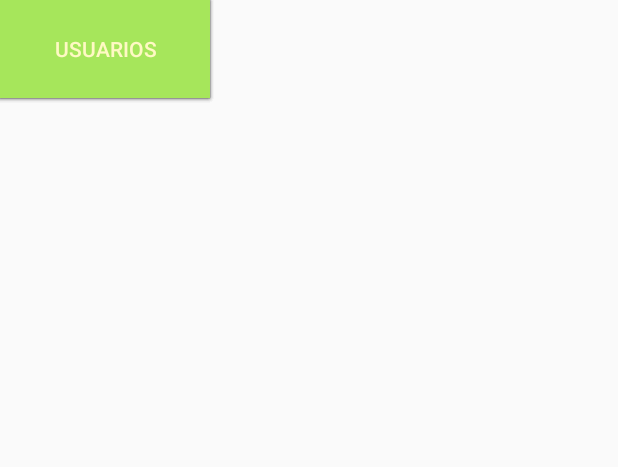
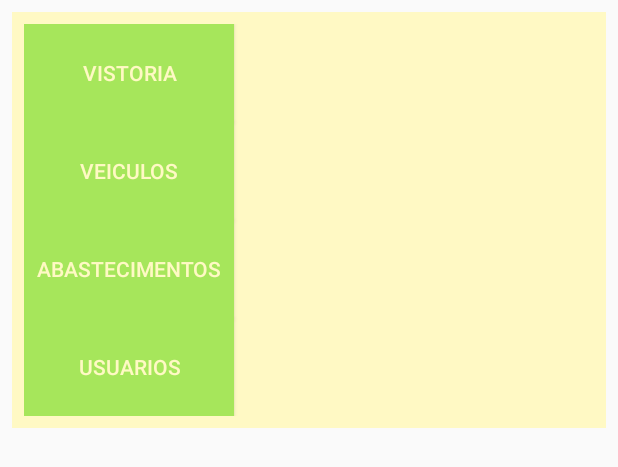
Before and after one commit to johnpaini/SysFrota, an Android app: the layout options.xml on its own in the app's theme, with its tools: preview values and no code run, on a phone screen of 412 x 824 dp. Shown: the top 467 px of the screen. Run offline under Robolectric (Android 15) with nearby library versions, the phone set to English and light mode, and no system bars.

Commit message:
Final Commit

```diff
--- a/app/src/main/AndroidManifest.xml
+++ b/app/src/main/AndroidManifest.xml
@@ -19,7 +19,7 @@
         <activity android:name=".CadastroAbastecimentoActivity"></activity>
         <activity android:name=".CadastroUsuariosActivity"></activity>
         <activity android:name=".CadastroVeiculoActivity"></activity>
-        <activity android:name=".CadastroItinerarioActivity"></activity>
+        <activity android:name=".OptionsActivity"></activity>
     </application>
 
 </manifest>
--- a/app/src/main/java/com/example/testes/CadastroAbastecimentoActivity.java
+++ b/app/src/main/java/com/example/testes/CadastroAbastecimentoActivity.java
@@ -111,7 +111,7 @@ public class CadastroAbastecimentoActivity extends AppCompatActivity implements
 
     }
 
-    private static class ViewHolder {
+    static class ViewHolder {
         EditText editDataAbastecimento;
         EditText editKmAbastecimento;
         EditText editLitrosAbastecimento;
--- a/app/src/main/res/layout/options.xml
+++ b/app/src/main/res/layout/options.xml
@@ -1,30 +1,17 @@
 <?xml version="1.0" encoding="utf-8"?>
-<androidx.constraintlayout.widget.ConstraintLayout
-    xmlns:android="http://schemas.android.com/apk/res/android"
+    <ScrollView xmlns:android="http://schemas.android.com/apk/res/android"
     xmlns:tools="http://schemas.android.com/tools"
     android:layout_width="match_parent"
+    android:layout_height="match_parent">
+<LinearLayout
+    android:layout_width="match_parent"
     android:layout_height="match_parent"
-    tools:context=".OptionsActivity">
+    android:layout_margin="8dp"
+    android:orientation="vertical"
+    android:background="@color/colorLight"
+    android:padding="8dp"    tools:context=".OptionsActivity">
 
-    <Button
-        android:id="@+id/button_itinerario"
-        android:layout_width="140dp"
-        android:layout_height="65dp"
-        android:background="@color/colorPrimary"
-        android:text="Usuarios"
-        android:textColor="@color/colorLight"
-        tools:layout_editor_absoluteX="236dp"
-        tools:layout_editor_absoluteY="464dp" />
 
-    <Button
-        android:id="@+id/button_percurso"
-        android:layout_width="140dp"
-        android:layout_height="65dp"
-        android:background="@color/colorPrimary"
-        android:text="Percurso"
-        android:textColor="@color/colorLight"
-        tools:layout_editor_absoluteX="70dp"
-        tools:layout_editor_absoluteY="225dp" />
 
     <Button
         android:id="@+id/button_vistoria"
@@ -66,4 +53,5 @@
         tools:layout_editor_absoluteX="70dp"
         tools:layout_editor_absoluteY="464dp" />
 
-</androidx.constraintlayout.widget.ConstraintLayout>
+</LinearLayout>
+</ScrollView>
--- a/app/src/main/res/values/strings.xml
+++ b/app/src/main/res/values/strings.xml
@@ -57,6 +57,7 @@
     <string name="itinerario">Itinerario</string>
     <string name="Itinerario">Itinerario</string>
     <string name="Veiculo">Veiculo</string>
+    <string name="cadastrar_percurso">Cadastrar</string>
 
 
 </resources>
```
Also changed, not shown: app/src/main/java/com/example/testes/CadastroItinerarioActivity.java (deleted, +0 -25 lines), app/src/main/java/com/example/testes/CadastroPercursoActivity.java (+118 -4 lines), app/src/main/java/com/example/testes/OptionsActivity.java (+29 -10 lines), app/src/main/java/com/example/testes/model/DatabaseHelper.java (+25 -0 lines), app/src/main/java/com/example/testes/model/Percurso.java (+28 -23 lines), app/src/main/res/layout/percurso.xml (+12 -16 lines), app/src/main/res/layout/registro_abastecimento.xml (+0 -12 lines).
